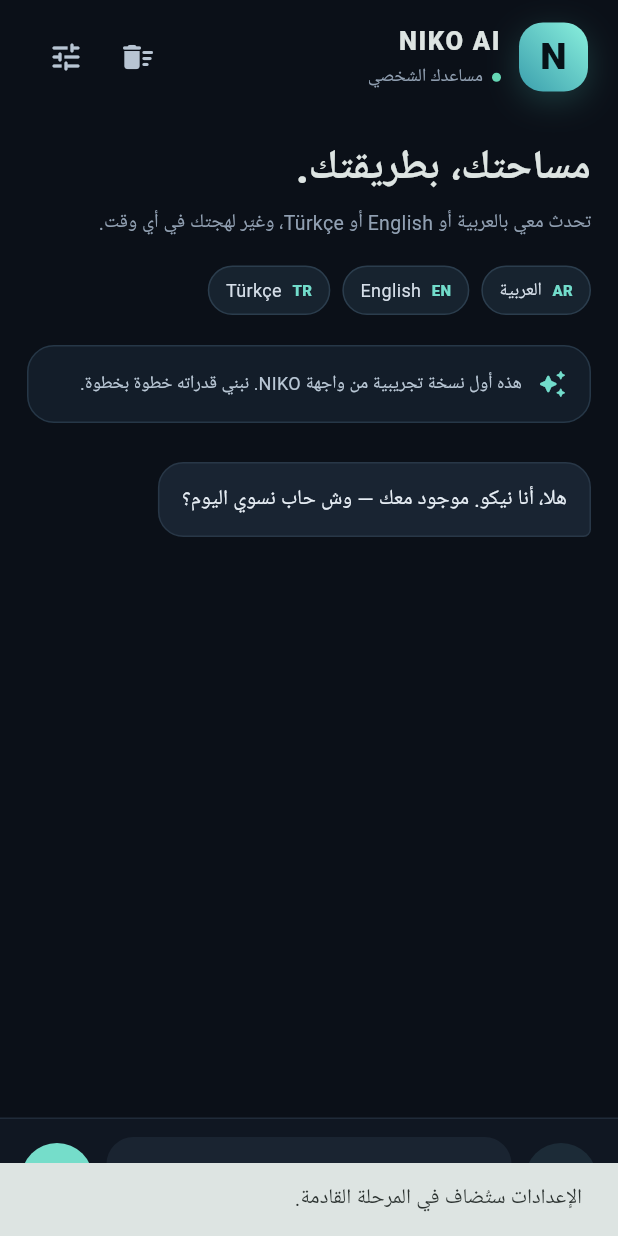
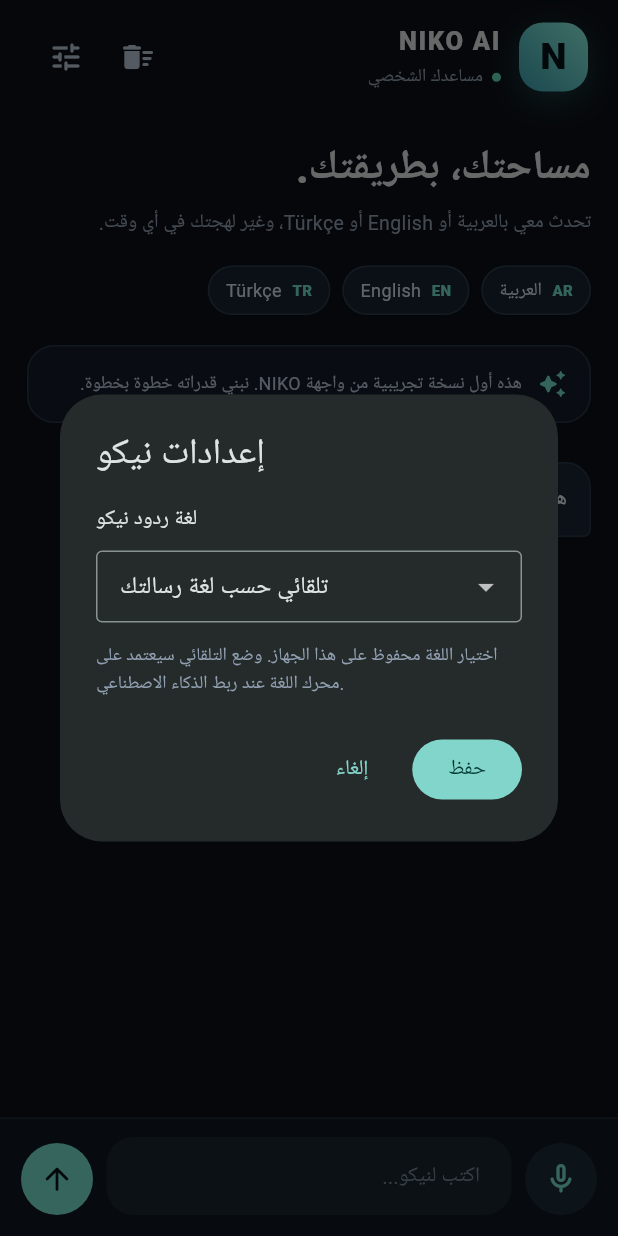
Before and after one commit to SoftwereEngenOMBettol/NIKO-AI, a Flutter app: the screen it shows after launch, after a tap on the "tune" icon, on a phone screen of 412 x 824 dp. Run offline on Flutter 3.47's test engine with Material 3 defaults, Android fonts, the phone set to English and light mode, and no system bars; our stand-ins replace shared_preferences.

Commit message:
Add reply language settings and chat service integration

```diff
--- a/mobile/lib/main.dart
+++ b/mobile/lib/main.dart
@@ -7,6 +7,8 @@ import 'dart:async';
 import 'package:flutter/material.dart';
 
 import 'data/local_conversation_store.dart';
+import 'data/niko_preferences_store.dart';
+import 'services/niko_chat_service.dart';
 
 void main() {
   runApp(const NikoApp());
@@ -67,6 +69,10 @@ class _NikoHomePageState extends State<NikoHomePage> {
   final _messageController = TextEditingController();
   final _scrollController = ScrollController();
   final _conversationStore = LocalConversationStore();
+  final _preferencesStore = NikoPreferencesStore();
+  final NikoChatService _chatService = DemoNikoChatService();
+  NikoReplyLanguage _replyLanguage = NikoReplyLanguage.automatic;
+  bool _isReplying = false;
   final List<ChatMessage> _messages = [
     const ChatMessage(
       text: 'هلا، أنا نيكو. موجود معك — وش حاب نسوي اليوم؟',
@@ -78,6 +84,73 @@ class _NikoHomePageState extends State<NikoHomePage> {
   void initState() {
     super.initState();
     _restoreConversation();
+    _restorePreferences();
+  }
+
+  Future<void> _restorePreferences() async {
+    try {
+      final language = await _preferencesStore.loadReplyLanguage();
+      if (mounted) setState(() => _replyLanguage = language);
+    } catch (_) {
+      // Keep automatic language mode if preferences cannot be read.
+    }
+  }
+
+  Future<void> _showSettings() async {
+    var selectedLanguage = _replyLanguage;
+    final selected = await showDialog<NikoReplyLanguage>(
+      context: context,
+      builder: (dialogContext) => StatefulBuilder(
+        builder: (context, setDialogState) => AlertDialog(
+          title: const Text('إعدادات نيكو'),
+          content: Column(
+            mainAxisSize: MainAxisSize.min,
+            crossAxisAlignment: CrossAxisAlignment.start,
+            children: [
+              const Text('لغة ردود نيكو'),
+              const SizedBox(height: 10),
+              DropdownButtonFormField<NikoReplyLanguage>(
+                initialValue: selectedLanguage,
+                isExpanded: true,
+                decoration: const InputDecoration(
+                  border: OutlineInputBorder(),
+                  contentPadding: EdgeInsets.symmetric(horizontal: 12, vertical: 8),
+                ),
+                items: NikoReplyLanguage.values.map((language) {
+                  return DropdownMenuItem(
+                    value: language,
+                    child: Text(language.label),
+                  );
+                }).toList(),
+                onChanged: (value) {
+                  if (value != null) {
+                    setDialogState(() => selectedLanguage = value);
+                  }
+                },
+              ),
+              const SizedBox(height: 12),
+              const Text(
+                'اختيار اللغة محفوظ على هذا الجهاز. وضع التلقائي سيعتمد على محرك اللغة عند ربط الذكاء الاصطناعي.',
+                style: TextStyle(color: Color(0xFF91A0B2), fontSize: 12, height: 1.5),
+              ),
+            ],
+          ),
+          actions: [
+            TextButton(
+              onPressed: () => Navigator.pop(dialogContext),
+              child: const Text('إلغاء'),
+            ),
+            FilledButton(
+              onPressed: () => Navigator.pop(dialogContext, selectedLanguage),
+              child: const Text('حفظ'),
+            ),
+          ],
+        ),
+      ),
+    );
+    if (selected == null) return;
+    await _preferencesStore.saveReplyLanguage(selected);
+    if (mounted) setState(() => _replyLanguage = selected);
   }
 
   Future<void> _restoreConversation() async {
@@ -139,19 +212,38 @@ class _NikoHomePageState extends State<NikoHomePage> {
     super.dispose();
   }
 
-  void _sendMessage([String? preset]) {
+  Future<void> _sendMessage([String? preset]) async {
     final text = (preset ?? _messageController.text).trim();
     if (text.isEmpty) return;
 
     setState(() {
       _messages.add(ChatMessage(text: text, fromUser: true));
-      _messages.add(const ChatMessage(
-        text: 'وصلتني رسالتك. واجهة المحادثة جاهزة، والخطوة التالية هي ربط عقل NIKO حتى أقدر أفهم طلبك وأرد عليك فعلياً.',
-        fromUser: false,
-      ));
+      _isReplying = true;
     });
     _messageController.clear();
     unawaited(_persistConversation());
+
+    try {
+      final reply = await _chatService.createReply(
+        userMessage: text,
+        language: _replyLanguage,
+      );
+      if (!mounted) return;
+      setState(() {
+        _messages.add(ChatMessage(text: reply, fromUser: false));
+        _isReplying = false;
+      });
+      unawaited(_persistConversation());
+    } catch (_) {
+      if (!mounted) return;
+      setState(() {
+        _messages.add(const ChatMessage(
+          text: 'تعذر تجهيز الرد حالياً. حاول مرة أخرى.',
+          fromUser: false,
+        ));
+        _isReplying = false;
+      });
+    }
     WidgetsBinding.instance.addPostFrameCallback((_) {
       if (_scrollController.hasClients) {
         _scrollController.animateTo(
@@ -189,6 +281,18 @@ class _NikoHomePageState extends State<NikoHomePage> {
                     _buildWelcome(),
                     const SizedBox(height: 26),
                     ..._messages.map((message) => _MessageBubble(message: message)),
+                    if (_isReplying)
+                      const Align(
+                        alignment: Alignment.centerRight,
+                        child: Padding(
+                          padding: EdgeInsets.only(bottom: 12, right: 8),
+                          child: SizedBox(
+                            width: 18,
+                            height: 18,
+                            child: CircularProgressIndicator(strokeWidth: 2),
+                          ),
+                        ),
+                      ),
                     const SizedBox(height: 14),
                   ],
                 ),
@@ -258,9 +362,7 @@ class _NikoHomePageState extends State<NikoHomePage> {
             tooltip: 'مسح المحادثة',
           ),
           IconButton(
-            onPressed: () => ScaffoldMessenger.of(context).showSnackBar(
-              const SnackBar(content: Text('الإعدادات ستُضاف في المرحلة القادمة.')),
-            ),
+            onPressed: _showSettings,
             icon: const Icon(Icons.tune_rounded, color: Color(0xFFB8C5D3)),
             tooltip: 'الإعدادات',
           ),
```
